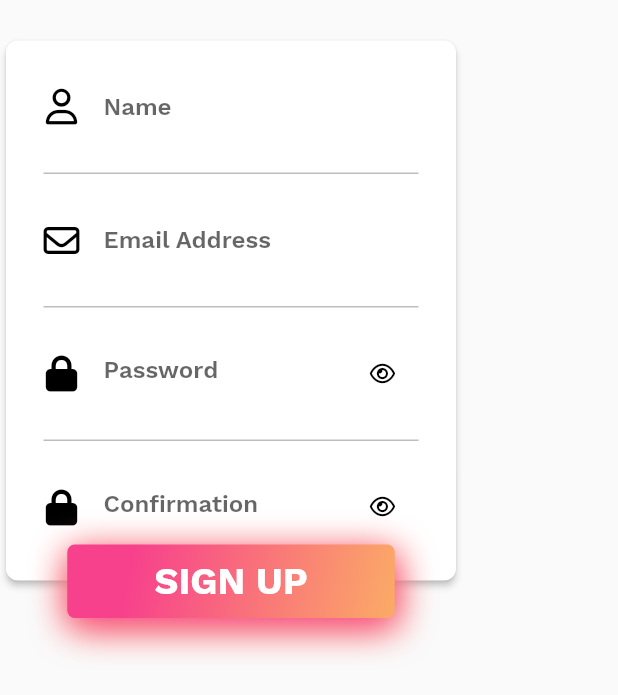
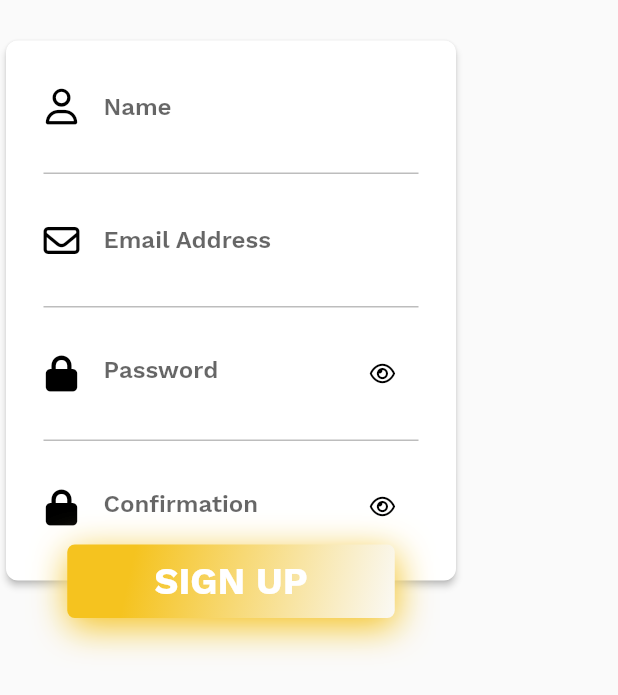
Before and after one commit to CarlosPimentel10/taxion, a Flutter app: the SignUp widget shown alone on an empty page, opened directly, on a phone screen of 412 x 824 dp. Shown: the top 695 px of the screen. Run offline on Flutter 3.47's test engine with Material 2 defaults, Android fonts, the phone set to English and light mode, and no system bars; our stand-ins replace font_awesome_flutter; project files that could hold a hidden picture were left out.

Commit message:
corrected overflow in the sign in and sign up pages

```diff
--- a/lib/screens/login_page.dart
+++ b/lib/screens/login_page.dart
@@ -63,7 +63,7 @@ class _LoginPageState extends State<LoginPage>
                     height:
                         MediaQuery.of(context).size.height > 800 ? 191.0 : 150,
                     fit: BoxFit.fill,
-                    image: const AssetImage('assets/img/login_logo.png')),
+                    image: const AssetImage('assets/brand.png')),
               ),
               Padding(
                 padding: const EdgeInsets.only(top: 20.0),
--- a/lib/screens/signup_screen.dart
+++ b/lib/screens/signup_screen.dart
@@ -20,7 +20,7 @@ class _SignupScreenState extends State<SignupScreen> {
           children: <Widget>[
             SizedBox(
               height: 200.0,
-              child: Image.asset('assets/logo.png'),
+              child: Image.asset('assets/brand.png'),
             ),
             const SizedBox(
               height: 48.0,
--- a/lib/screens/widgets/sign_up.dart
+++ b/lib/screens/widgets/sign_up.dart
@@ -38,7 +38,8 @@ class _SignUpState extends State<SignUp> {
 
   @override
   Widget build(BuildContext context) {
-    return Container(
+    return SingleChildScrollView(
+      child: Container(
         padding: const EdgeInsets.only(top: 23.0),
         child: Column(
           children: <Widget>[
@@ -253,6 +254,7 @@ class _SignUpState extends State<SignUp> {
             ),
           ],
         ),
+      ),
     );
   }
 
--- a/lib/theme.dart
+++ b/lib/theme.dart
@@ -3,8 +3,8 @@ import 'package:flutter/cupertino.dart';
 class CustomTheme {
   const CustomTheme();
 
-  static const Color loginGradientStart = Color(0xFFfbab66);
-  static const Color loginGradientEnd = Color(0xFFf7418c);
+  static const Color loginGradientStart = Color(0xFFfaf9f5);
+  static const Color loginGradientEnd = Color.fromARGB(255, 245, 195, 31);
   static const Color white = Color(0xFFFFFFFF);
   static const Color black = Color(0xFF000000);
 
```
Also changed, not shown: lib/screens/widgets/sign_in.dart (+16 -8 lines). Lines whose indentation alone changed are shown as unchanged.
